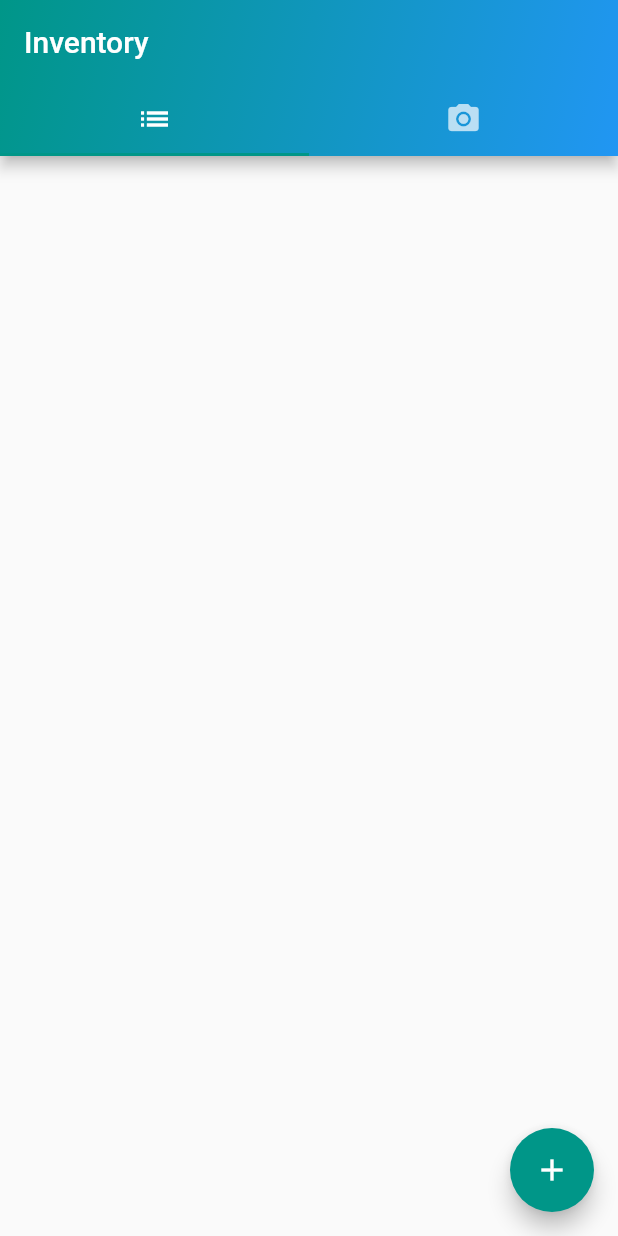
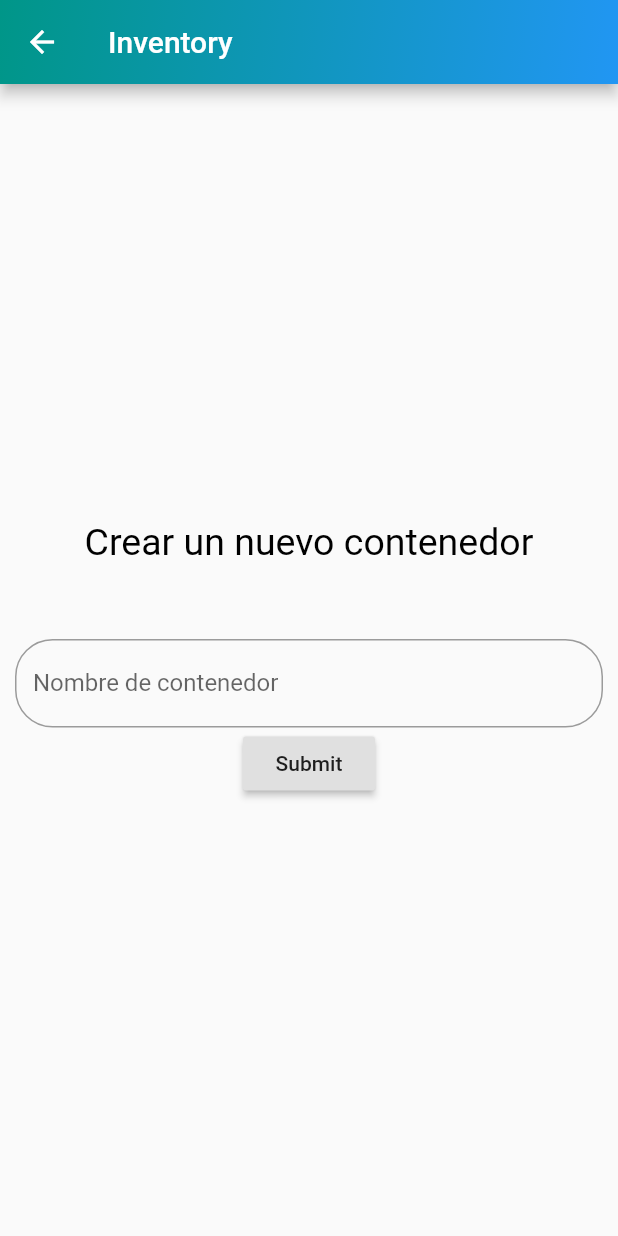
Before and after one commit to nicolaslucer0/inventory, a Flutter app: the screen it shows after launch, after a tap on the "add" icon, on a phone screen of 412 x 824 dp. Run offline on Flutter 3.47's test engine with Material 2 defaults, Android fonts, the phone set to English and light mode, and no system bars; our stand-ins replace sqflite; missing offline and left inert: barcode_scan; accounts and stored records are empty; Roboto replaces fonts that are missing (Poppins).

Commit message:
form builder

```diff
--- a/lib/main.dart
+++ b/lib/main.dart
@@ -1,5 +1,6 @@
 import 'package:flutter/material.dart';
 import 'package:inventory/pages/tabbed_page.dart';
+import 'package:inventory/routes.dart';
 
 void main() => runApp(MyApp());
 
@@ -8,6 +9,8 @@ class MyApp extends StatelessWidget {
   Widget build(BuildContext context) {
     return MaterialApp(
       debugShowCheckedModeBanner: false,
+      onGenerateRoute: Router.generateRoute,
+      initialRoute: homeRoute,
       title: 'Inventory',
       theme: ThemeData(
         primarySwatch: Colors.teal,
--- a/lib/container_screen.dart
+++ b/lib/pages/container_screen.dart
@@ -1,7 +1,9 @@
 import 'package:flutter/material.dart';
 import 'package:inventory/database/database.dart';
+import 'package:inventory/models/ContainerModel.dart';
 import 'dart:math' as math;
-import 'models/ContainerModel.dart';
+
+import 'package:inventory/routes.dart';
 
 class ContainerScreen extends StatefulWidget {
   @override
@@ -56,9 +58,7 @@ class _ContainerScreenState extends State<ContainerScreen> {
       floatingActionButton: FloatingActionButton(
         child: Icon(Icons.add),
         onPressed: () async {
-          Client rnd = testClients[math.Random().nextInt(testClients.length)];
-          await DBProvider.db.newClient(rnd);
-          setState(() {});
+          Navigator.pushNamed(context, formRoute);
         },
       ),
     );
--- /dev/null
+++ b/lib/pages/formulario.dart
@@ -0,0 +1,90 @@
+import 'package:flutter/material.dart';
+import 'package:inventory/database/database.dart';
+import 'package:inventory/models/ContainerModel.dart';
+
+// Create a Form widget.
+class ContainerForm extends StatefulWidget {
+  @override
+  ContainerFormState createState() {
+    return ContainerFormState();
+  }
+}
+
+class ContainerFormState extends State<ContainerForm> {
+  final _formKey = GlobalKey<FormState>();
+
+  @override
+  Widget build(BuildContext context) {
+    // Build a Form widget using the _formKey created above.
+    return Scaffold(
+      appBar: AppBar(
+        title: Text('Inventory'),
+        flexibleSpace: Container(
+          decoration: BoxDecoration(
+            gradient: LinearGradient(
+              begin: Alignment.topLeft,
+              end: Alignment.bottomRight,
+              colors: <Color>[
+                Colors.teal,
+                Colors.blue,
+              ],
+            ),
+          ),
+        ),
+      ),
+      body: Form(
+        key: _formKey,
+        child: Padding(
+          padding: const EdgeInsets.symmetric(horizontal: 10, vertical: 30),
+          child: Column(
+            mainAxisAlignment: MainAxisAlignment.center,
+            crossAxisAlignment: CrossAxisAlignment.center,
+            children: <Widget>[
+              new Text(
+                'Crear un nuevo contenedor',
+                style: new TextStyle(color: Colors.black, fontSize: 25.0),
+              ),
+              new Padding(padding: EdgeInsets.only(top: 50.0)),
+              TextFormField(
+                decoration: InputDecoration(
+                  labelText: "Nombre de contenedor",
+                  fillColor: Colors.white,
+                  border: OutlineInputBorder(
+                    borderRadius: BorderRadius.circular(25.0),
+                    borderSide: BorderSide(),
+                  ),
+                  //fillColor: Colors.green
+                ),
+                validator: (val) {
+                  if (val.length == 0) {
+                    return "Email cannot be empty";
+                  } else {
+                    return null;
+                  }
+                },
+                keyboardType: TextInputType.emailAddress,
+                style: TextStyle(
+                  fontFamily: "Poppins",
+                ),
+              ),
+              Center(
+                child: RaisedButton(
+                  onPressed: () {
+                    // Validate returns true if the form is valid, or false
+                    // otherwise.
+                    if (_formKey.currentState.validate()) {
+                      // Client rnd = testClients[math.Random().nextInt(testClients.length)];
+                      // await DBProvider.db.newClient(rnd);
+                      // setState(() {});
+                    }
+                  },
+                  child: Text('Submit'),
+                ),
+              ),
+            ],
+          ),
+        ),
+      ),
+    );
+  }
+}
--- a/lib/pages/tabbed_page.dart
+++ b/lib/pages/tabbed_page.dart
@@ -1,6 +1,7 @@
 import 'package:flutter/material.dart';
-import 'package:inventory/container_screen.dart';
-import 'package:inventory/scan.dart';
+
+import 'container_screen.dart';
+import 'scan.dart';
 
 class MyTabbedPage extends StatelessWidget {
   final List<Tab> myTabs = <Tab>[
--- /dev/null
+++ b/lib/routes.dart
@@ -0,0 +1,24 @@
+import 'package:flutter/material.dart';
+import 'package:inventory/main.dart';
+import 'package:inventory/pages/formulario.dart';
+
+class Router {
+  static Route<dynamic> generateRoute(RouteSettings settings) {
+    switch (settings.name) {
+      case homeRoute:
+        return MaterialPageRoute(builder: (_) => MyApp());
+      case formRoute:
+        return MaterialPageRoute(builder: (_) => ContainerForm());
+      default:
+        return MaterialPageRoute(
+            builder: (_) => Scaffold(
+                  body: Center(
+                      child: Text('No route defined for ${settings.name}')),
+                ));
+    }
+  }
+}
+
+
+const String homeRoute = '/';
+const String formRoute = '/feed';
```
Also changed, not shown: lib/pages/detail.dart (renamed from lib/detail.dart), lib/pages/scan.dart (renamed from lib/scan.dart).
